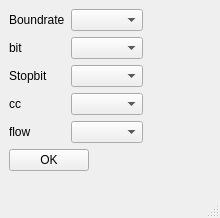
First picture: the form in vrf/ui/ui_boundrate.ui, repository cross-sky/pyqt5, before the edit.
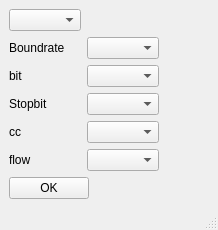
Second picture: the form after the edit.

What changed in the file:
```diff
--- a/vrf/ui/ui_boundrate.ui
+++ b/vrf/ui/ui_boundrate.ui
@@ -6,7 +6,7 @@
    <rect>
     <x>0</x>
     <y>0</y>
-    <width>220</width>
+    <width>218</width>
     <height>218</height>
    </rect>
   </property>
@@ -35,56 +35,59 @@
    <layout class="QFormLayout" name="formLayout">
     <item row="0" column="0">
      <layout class="QGridLayout" name="gridLayout">
-      <item row="0" column="0">
-       <widget class="QLabel" name="label">
+      <item row="8" column="0">
+       <widget class="QLabel" name="label_5">
         <property name="text">
-         <string>Boundrate</string>
+         <string>flow</string>
         </property>
        </widget>
       </item>
+      <item row="4" column="1">
+       <widget class="QComboBox" name="comboBox_cc"/>
+      </item>
+      <item row="3" column="1">
+       <widget class="QComboBox" name="comboBox_stopbit"/>
+      </item>
       <item row="1" column="1">
+       <widget class="QComboBox" name="comboBox_boundrate"/>
+      </item>
+      <item row="2" column="1">
        <widget class="QComboBox" name="comboBox_bits"/>
       </item>
-      <item row="7" column="1">
-       <widget class="QComboBox" name="comboBox_flow"/>
-      </item>
       <item row="2" column="0">
-       <widget class="QLabel" name="label_3">
+       <widget class="QLabel" name="label_2">
         <property name="text">
-         <string>Stopbit</string>
+         <string>bit</string>
         </property>
        </widget>
       </item>
-      <item row="3" column="0">
+      <item row="4" column="0">
        <widget class="QLabel" name="label_4">
         <property name="text">
          <string>cc</string>
         </property>
        </widget>
       </item>
-      <item row="0" column="1">
-       <widget class="QComboBox" name="comboBox_boundrate"/>
-      </item>
-      <item row="3" column="1">
-       <widget class="QComboBox" name="comboBox_cc"/>
-      </item>
-      <item row="7" column="0">
-       <widget class="QLabel" name="label_5">
+      <item row="3" column="0">
+       <widget class="QLabel" name="label_3">
         <property name="text">
-         <string>flow</string>
+         <string>Stopbit</string>
         </property>
        </widget>
       </item>
-      <item row="2" column="1">
-       <widget class="QComboBox" name="comboBox_stopbit"/>
-      </item>
       <item row="1" column="0">
-       <widget class="QLabel" name="label_2">
+       <widget class="QLabel" name="label">
         <property name="text">
-         <string>bit</string>
+         <string>Boundrate</string>
         </property>
        </widget>
       </item>
+      <item row="8" column="1">
+       <widget class="QComboBox" name="comboBox_flow"/>
+      </item>
+      <item row="0" column="0">
+       <widget class="QComboBox" name="comboBox_serialList"/>
+      </item>
      </layout>
     </item>
     <item row="1" column="0">
```
Left out of the diff: 21 changed lines with no effect on the pictures.
